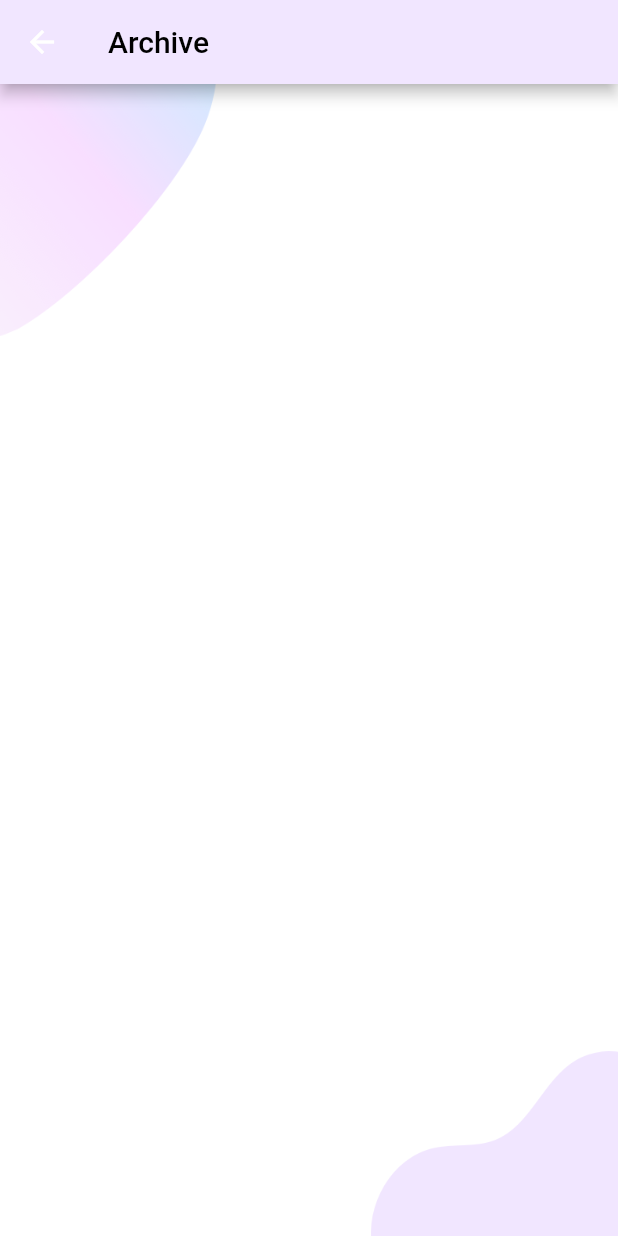
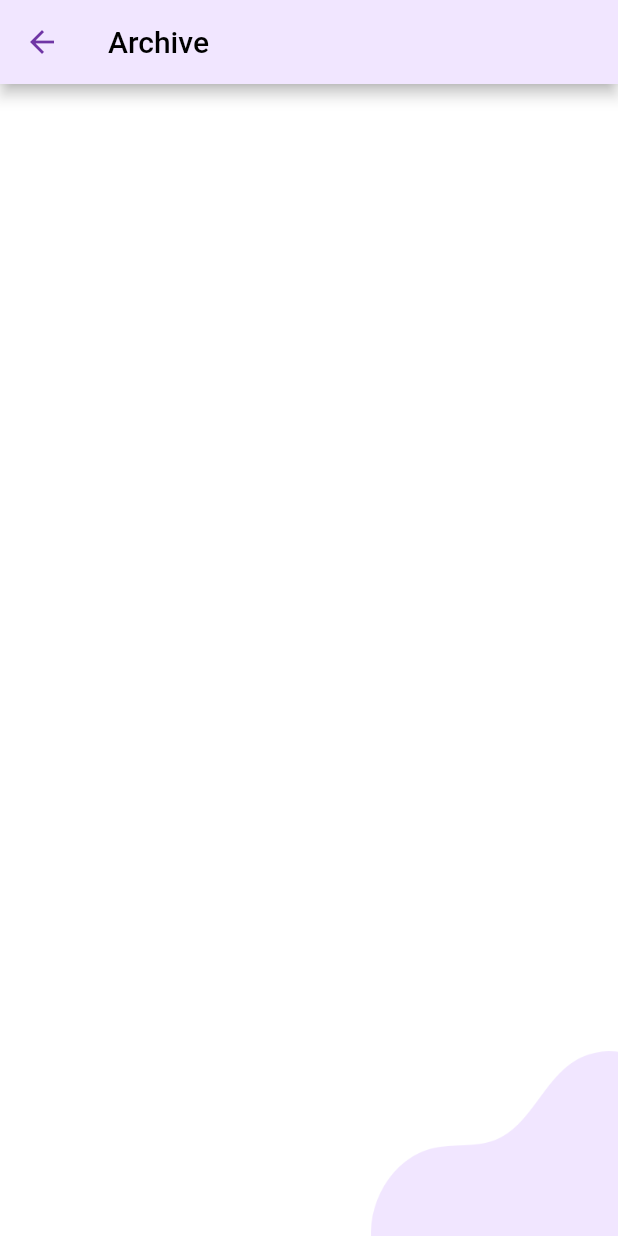
Before and after one commit to hadeer10/startup, a Flutter app: the Archive screen opened directly, on a phone screen of 412 x 824 dp. Run offline on Flutter 3.47's test engine with Material 2 defaults, Android fonts, the phone set to English and light mode, and no system bars; our stand-ins replace flutter_svg, image_picker.

Commit message:
add body_of_startup.dart , add archive.dart , add background.dart , add body_of_archive.dart,add home.dart , add body_of_profile.dart , add main.dart

```diff
--- a/lib/Screens/Archive/archive.dart
+++ b/lib/Screens/Archive/archive.dart
@@ -2,6 +2,7 @@
 import 'package:flutter/cupertino.dart';
 import 'package:flutter/material.dart';
 import 'package:flutter_auth/Screens/Archive/body_of_archive.dart';
+import 'package:flutter_auth/Screens/HomePage/home.dart';
 import 'package:flutter_auth/constants.dart';
 
 class Archive extends StatefulWidget {
@@ -18,6 +19,22 @@ class _ArchiveState extends State<Archive> {
         title: Text('Archive',
         style: TextStyle(color: Colors.black),
         ),
+        leading: Builder(
+          builder: (context) => IconButton(
+            icon: Icon(Icons.arrow_back),
+            color: kPrimaryColor,
+            onPressed: () {
+              Navigator.push(
+                context,
+                MaterialPageRoute(
+                  builder: (context) {
+                    return HomeScreen();
+                  },
+                ),
+              );
+            },
+          ),
+        ),
       ),
       body: ArchiveBody(),
     );
--- /dev/null
+++ b/lib/Screens/Archive/background.dart
@@ -0,0 +1,32 @@
+import 'package:flutter/material.dart';
+
+class Background extends StatelessWidget {
+  final Widget child;
+  const Background({
+    Key key,
+    @required this.child,
+  }) : super(key: key);
+
+  @override
+  Widget build(BuildContext context) {
+    Size size = MediaQuery.of(context).size;
+    return Container(
+      width: double.infinity,
+      height: size.height,
+      child: Stack(
+        alignment: Alignment.center,
+        children: <Widget>[
+          Positioned(
+            bottom: 0,
+            right: 0,
+            child: Image.asset(
+              "assets/images/login_bottom.png",
+              width: size.width * 0.4,
+            ),
+          ),
+          child,
+        ],
+      ),
+    );
+  }
+}
--- a/lib/Screens/Archive/body_of_archive.dart
+++ b/lib/Screens/Archive/body_of_archive.dart
@@ -1,5 +1,5 @@
 import 'package:flutter/material.dart';
-import 'package:flutter_auth/Screens/Login/components/background.dart';
+import 'package:flutter_auth/Screens/Archive/background.dart';
 import 'package:flutter_auth/Screens/profile/profile.dart';
 import 'package:flutter_auth/constants.dart';
 import '../../init.dart';
--- a/lib/Screens/profile/body_of_profile.dart
+++ b/lib/Screens/profile/body_of_profile.dart
@@ -6,11 +6,14 @@ import 'package:flutter_auth/constants.dart';
 import 'package:image_picker/image_picker.dart';
 
 class bodyprofile extends StatefulWidget {
+  static String id = 'bodyprofile';
   @override
   _bodyprofileState createState() => _bodyprofileState();
 }
 
 class _bodyprofileState extends State<bodyprofile> {
+
+
   final picker = ImagePicker();
   File image , backimage;
   final backpicker = ImagePicker();
@@ -47,7 +50,8 @@ class _bodyprofileState extends State<bodyprofile> {
                   Stack(
                     children: [
                       FlatButton(
-                        child: backimage == null ? Container(
+                        child: backimage == null ?
+                        Container(
                             width: double.infinity,
                             height: 150,
                             decoration: BoxDecoration(
--- a/lib/main.dart
+++ b/lib/main.dart
@@ -2,6 +2,7 @@ import 'package:flutter/material.dart';
 import 'package:flutter_auth/Screens/Welcome/welcome_screen.dart';
 import 'package:flutter_auth/constants.dart';
 
+import 'Screens/profile/body_of_profile.dart';
 import 'add_startup/add_startup_screen.dart';
 import 'add_startup/startup_item_screen.dart';
 
@@ -22,6 +23,7 @@ class MyApp extends StatelessWidget {
       routes: {
         StartUpItemScreen.id: (context) => StartUpItemScreen(),
         AddStartUpScreen.id: (context) => AddStartUpScreen(),
+        bodyprofile.id: (context) => bodyprofile(),
       },
     );
   }
```
Also changed, not shown: lib/Screens/HomePage/home.dart (+25 -5 lines), lib/add_startup/body_of_startup.dart (+21 -3 lines), 1 other file.
